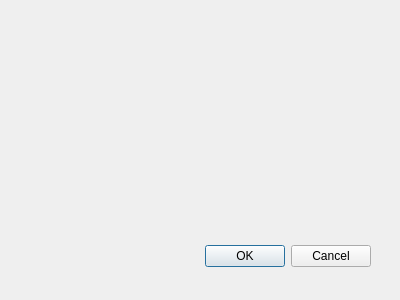
First picture: the form in edit_information.ui, repository suhaibchaudhry/lms_project, before the edit.
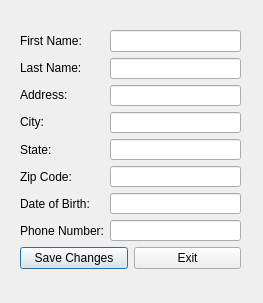
Second picture: the form after the edit.

Commit message: added code to update information and store it in student text file

Patch:
```diff
--- a/edit_information.ui
+++ b/edit_information.ui
@@ -8,28 +8,134 @@
    <rect>
     <x>0</x>
     <y>0</y>
-    <width>400</width>
-    <height>300</height>
+    <width>263</width>
+    <height>303</height>
    </rect>
   </property>
   <property name="windowTitle">
    <string>Dialog</string>
   </property>
-  <widget class="QDialogButtonBox" name="buttonBox">
+  <widget class="QWidget" name="">
    <property name="geometry">
     <rect>
-     <x>30</x>
-     <y>240</y>
-     <width>341</width>
-     <height>32</height>
+     <x>20</x>
+     <y>30</y>
+     <width>221</width>
+     <height>239</height>
     </rect>
    </property>
-   <property name="orientation">
-    <enum>Qt::Horizontal</enum>
-   </property>
-   <property name="standardButtons">
-    <set>QDialogButtonBox::Cancel|QDialogButtonBox::Ok</set>
-   </property>
+   <layout class="QVBoxLayout" name="verticalLayout_3">
+    <item>
+     <layout class="QHBoxLayout" name="horizontalLayout">
+      <item>
+       <layout class="QVBoxLayout" name="verticalLayout_2">
+        <item>
+         <widget class="QLabel" name="label">
+          <property name="text">
+           <string>First Name:</string>
+          </property>
+         </widget>
+        </item>
+        <item>
+         <widget class="QLabel" name="label_2">
+          <property name="text">
+           <string>Last Name:</string>
+          </property>
+         </widget>
+        </item>
+        <item>
+         <widget class="QLabel" name="label_3">
+          <property name="text">
+           <string>Address:</string>
+          </property>
+         </widget>
+        </item>
+        <item>
+         <widget class="QLabel" name="label_4">
+          <property name="text">
+           <string>City:</string>
+          </property>
+         </widget>
+        </item>
+        <item>
+         <widget class="QLabel" name="label_5">
+          <property name="text">
+           <string>State:</string>
+          </property>
+         </widget>
+        </item>
+        <item>
+         <widget class="QLabel" name="label_6">
+          <property name="text">
+           <string>Zip Code:</string>
+          </property>
+         </widget>
+        </item>
+        <item>
+         <widget class="QLabel" name="label_7">
+          <property name="text">
+           <string>Date of Birth:</string>
+          </property>
+         </widget>
+        </item>
+        <item>
+         <widget class="QLabel" name="label_8">
+          <property name="text">
+           <string>Phone Number:</string>
+          </property>
+         </widget>
+        </item>
+       </layout>
+      </item>
+      <item>
+       <layout class="QVBoxLayout" name="verticalLayout">
+        <item>
+         <widget class="QLineEdit" name="firstName"/>
+        </item>
+        <item>
+         <widget class="QLineEdit" name="lastName"/>
+        </item>
+        <item>
+         <widget class="QLineEdit" name="address"/>
+        </item>
+        <item>
+         <widget class="QLineEdit" name="city"/>
+        </item>
+        <item>
+         <widget class="QLineEdit" name="state"/>
+        </item>
+        <item>
+         <widget class="QLineEdit" name="zip"/>
+        </item>
+        <item>
+         <widget class="QLineEdit" name="dob"/>
+        </item>
+        <item>
+         <widget class="QLineEdit" name="phone"/>
+        </item>
+       </layout>
+      </item>
+     </layout>
+    </item>
+    <item>
+     <layout class="QHBoxLayout" name="horizontalLayout_2">
+      <item>
+       <widget class="QPushButton" name="pushButton">
+        <property name="text">
+         <string>Save Changes</string>
+        </property>
+       </widget>
+      </item>
+      <item>
+       <widget class="QPushButton" name="pushButton_2">
+        <property name="text">
+         <string>Exit</string>
+        </property>
+       </widget>
+      </item>
+     </layout>
+    </item>
+   </layout>
   </widget>
  </widget>
  <pixmapfunction/>
```
Left out of the diff: 40 changed lines with no effect on the pictures. The commit also changes 2 other files.
